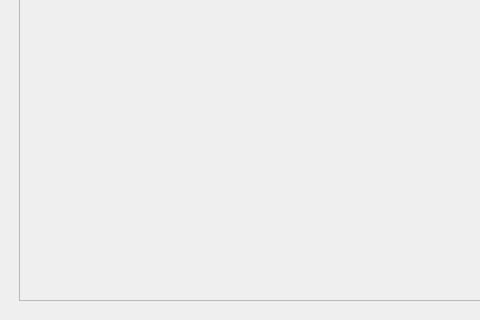
jrpelegrina/lliurex-java-panel, file lliurex-java-panel/python3-lliurexjavapanel/rsrc/mainWindow.ui: the form before one commit; both pictures show x 0 to 480 and y 310 to 630 of the 700 by 630 pixel window.
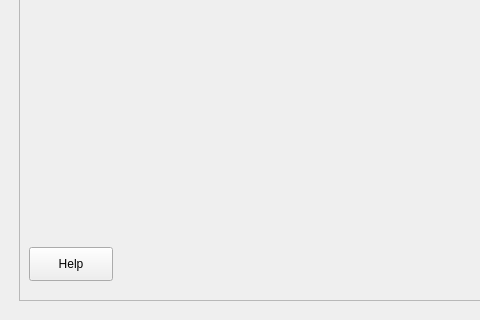
The form after the commit. Icons and pictures are not drawn.

Commit message: Added help button

Diff of the .ui file:
```diff
--- a/lliurex-java-panel/python3-lliurexjavapanel/rsrc/mainWindow.ui
+++ b/lliurex-java-panel/python3-lliurexjavapanel/rsrc/mainWindow.ui
@@ -257,9 +257,9 @@
            </layout>
           </item>
           <item>
-           <layout class="QHBoxLayout" name="horizontalLayout" stretch="0">
+           <layout class="QHBoxLayout" name="horizontalLayout" stretch="0,0">
             <property name="leftMargin">
-             <number>10</number>
+             <number>0</number>
             </property>
             <property name="topMargin">
              <number>10</number>
@@ -270,6 +270,35 @@
             <property name="bottomMargin">
              <number>10</number>
             </property>
+            <item alignment="Qt::AlignLeft|Qt::AlignBottom">
+             <widget class="QPushButton" name="helpButton">
+              <property name="sizePolicy">
+               <sizepolicy hsizetype="Fixed" vsizetype="Fixed">
+                <horstretch>0</horstretch>
+                <verstretch>0</verstretch>
+               </sizepolicy>
+              </property>
+              <property name="minimumSize">
+               <size>
+                <width>84</width>
+                <height>34</height>
+               </size>
+              </property>
+              <property name="maximumSize">
+               <size>
+                <width>84</width>
+                <height>34</height>
+               </size>
+              </property>
+              <property name="text">
+               <string>Help</string>
+              </property>
+              <property name="icon">
+               <iconset theme="help-whatsthis">
+                <normaloff>.</normaloff>.</iconset>
+              </property>
+             </widget>
+            </item>
             <item alignment="Qt::AlignRight|Qt::AlignBottom">
              <widget class="QPushButton" name="applyButton">
               <property name="sizePolicy">
```
The commit also changes 4 other files.
